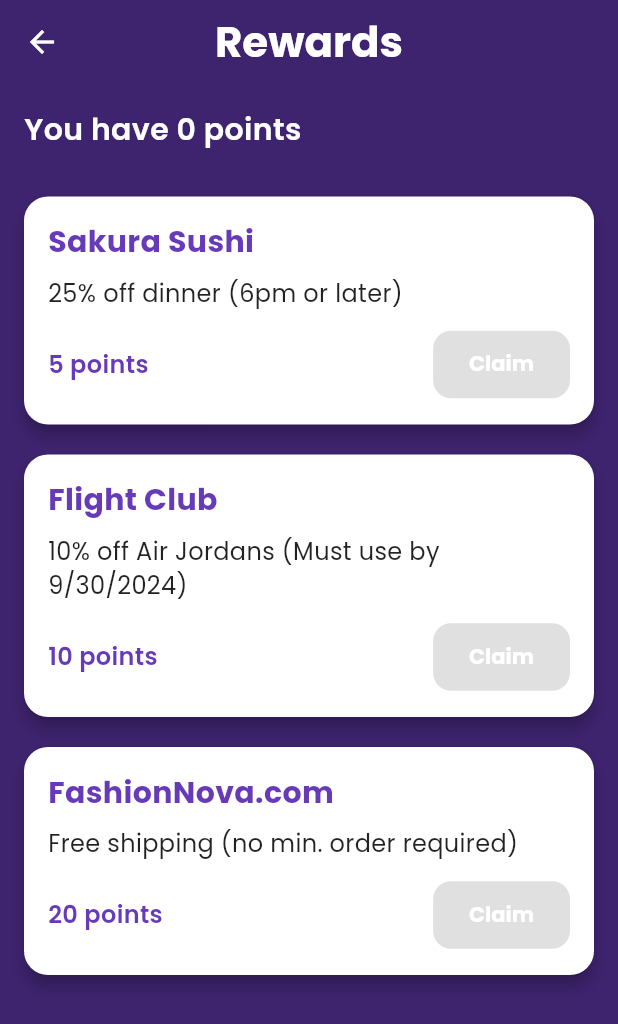
After one commit to joeythecreator/learn2earn, a Flutter app: the RewardsScreen screen opened directly, on a phone screen of 412 x 824 dp. The commit adds this screen. Shown: the top 1024 px of the screen. Run offline on Flutter 3.47's test engine with Material 3 defaults, Android fonts, the phone set to English and light mode, and no system bars; our stand-ins replace firebase_auth, firebase_core, image_picker, shared_preferences; accounts and stored records are empty.

Commit message:
rewards page update

```diff
--- /dev/null
+++ b/lib/models/reward.dart
@@ -0,0 +1,23 @@
+class Reward {
+  final String companyName;
+  final String description;
+  final int pointsCost;
+
+  Reward({
+    required this.companyName,
+    required this.description,
+    required this.pointsCost,
+  });
+
+  Map<String, dynamic> toJson() => {
+        'companyName': companyName,
+        'description': description,
+        'pointsCost': pointsCost,
+      };
+
+  factory Reward.fromJson(Map<String, dynamic> json) => Reward(
+        companyName: json['companyName'],
+        description: json['description'],
+        pointsCost: json['pointsCost'],
+      );
+}
--- /dev/null
+++ b/lib/screens/rewards_screen.dart
@@ -0,0 +1,275 @@
+import 'package:flutter/material.dart';
+import 'package:shared_preferences/shared_preferences.dart';
+
+class Reward {
+  final String companyName;
+  final String discount;
+  final int cost;
+
+  Reward({
+    required this.companyName,
+    required this.discount,
+    required this.cost,
+  });
+}
+
+class RewardsScreen extends StatefulWidget {
+  const RewardsScreen({super.key});
+
+  @override
+  State<RewardsScreen> createState() => _RewardsScreenState();
+}
+
+class _RewardsScreenState extends State<RewardsScreen> {
+  int _userPoints = 0;
+  final TextEditingController _emailController = TextEditingController();
+
+  final List<Reward> _rewards = [
+    Reward(
+      companyName: 'Sakura Sushi',
+      discount: '25% off dinner (6pm or later)',
+      cost: 5,
+    ),
+    Reward(
+      companyName: 'Flight Club',
+      discount: '10% off Air Jordans (Must use by 9/30/2024)',
+      cost: 10,
+    ),
+    Reward(
+      companyName: 'FashionNova.com',
+      discount: 'Free shipping (no min. order required)',
+      cost: 20,
+    ),
+  ];
+
+  @override
+  void initState() {
+    super.initState();
+    _loadUserData();
+  }
+
+  Future<void> _loadUserData() async {
+    final prefs = await SharedPreferences.getInstance();
+    final points = prefs.getInt('totalPoints') ?? 0;
+
+    setState(() {
+      _userPoints = points;
+    });
+  }
+
+  Future<void> _claimReward(Reward reward) async {
+    if (_userPoints < reward.cost) {
+      _showDialog('Not enough points', 'You need ${reward.cost} points to claim this reward.');
+      return;
+    }
+
+    _emailController.clear(); // Clear before showing dialog
+
+    showDialog(
+      context: context,
+      builder: (_) => AlertDialog(
+        title: Text(
+          'Enter Email',
+          style: const TextStyle(
+            fontFamily: 'Poppins',
+            fontWeight: FontWeight.bold,
+          ),
+        ),
+        content: TextField(
+          controller: _emailController,
+          keyboardType: TextInputType.emailAddress,
+          decoration: const InputDecoration(
+            labelText: 'Email you want reward sent to:',
+            labelStyle: TextStyle(fontFamily: 'Poppins'),
+          ),
+        ),
+        actions: [
+          TextButton(
+            onPressed: () => Navigator.pop(context),
+            child: const Text('Cancel'),
+          ),
+          ElevatedButton(
+            onPressed: () async {
+              final enteredEmail = _emailController.text.trim();
+              if (enteredEmail.isEmpty || !enteredEmail.contains('@')) {
+                ScaffoldMessenger.of(context).showSnackBar(
+                  const SnackBar(content: Text('Please enter a valid email address')),
+                );
+                return;
+              }
+
+              final prefs = await SharedPreferences.getInstance();
+              final newPoints = _userPoints - reward.cost;
+              await prefs.setInt('totalPoints', newPoints);
+
+              setState(() {
+                _userPoints = newPoints;
+              });
+
+              Navigator.pop(context);
+
+              _showDialog(
+                'Reward Claimed!',
+                '${reward.companyName} reward has been sent to:\n\n$enteredEmail',
+              );
+            },
+            child: const Text('Send'),
+          ),
+        ],
+      ),
+    );
+  }
+
+  void _showDialog(String title, String message) {
+    showDialog(
+      context: context,
+      builder: (_) => AlertDialog(
+        title: Text(
+          title,
+          style: const TextStyle(
+            fontFamily: 'Poppins',
+            fontWeight: FontWeight.bold,
+            color: Colors.black,
+          ),
+        ),
+        content: Text(
+          message,
+          style: const TextStyle(
+            fontFamily: 'Poppins',
+            color: Colors.black,
+            fontSize: 16,
+          ),
+        ),
+        actions: [
+          TextButton(
+            onPressed: () => Navigator.pop(context),
+            child: const Text('OK'),
+          ),
+        ],
+      ),
+    );
+  }
+
+  @override
+  void dispose() {
+    _emailController.dispose();
+    super.dispose();
+  }
+
+  @override
+  Widget build(BuildContext context) {
+    return Scaffold(
+      backgroundColor: const Color(0xFF3e236e),
+      appBar: AppBar(
+        backgroundColor: Colors.transparent,
+        elevation: 0,
+        title: const Text(
+          'Rewards',
+          style: TextStyle(
+            fontFamily: 'Poppins',
+            fontSize: 28,
+            fontWeight: FontWeight.bold,
+            color: Colors.white,
+          ),
+        ),
+        centerTitle: true,
+        iconTheme: const IconThemeData(color: Colors.white),
+      ),
+      body: Padding(
+        padding: const EdgeInsets.all(16.0),
+        child: Column(
+          crossAxisAlignment: CrossAxisAlignment.start,
+          children: [
+            Text(
+              'You have $_userPoints points',
+              style: const TextStyle(
+                fontFamily: 'Poppins',
+                fontSize: 20,
+                fontWeight: FontWeight.w600,
+                color: Colors.white,
+              ),
+            ),
+            const SizedBox(height: 20),
+            Expanded(
+              child: ListView.builder(
+                itemCount: _rewards.length,
+                itemBuilder: (context, index) {
+                  final reward = _rewards[index];
+                  final canClaim = _userPoints >= reward.cost;
+
+                  return Card(
+                    color: Colors.white,
+                    shape: RoundedRectangleBorder(
+                      borderRadius: BorderRadius.circular(16),
+                    ),
+                    margin: const EdgeInsets.symmetric(vertical: 10),
+                    elevation: 4,
+                    child: Padding(
+                      padding: const EdgeInsets.all(16.0),
+                      child: Column(
+                        crossAxisAlignment: CrossAxisAlignment.start,
+                        children: [
+                          Text(
+                            reward.companyName,
+                            style: const TextStyle(
+                              fontFamily: 'Poppins',
+                              fontSize: 20,
+                              fontWeight: FontWeight.bold,
+                              color: Colors.deepPurple,
+                            ),
+                          ),
+                          const SizedBox(height: 8),
+                          Text(
+                            reward.discount,
+                            style: const TextStyle(
+                              fontFamily: 'Poppins',
+                              fontSize: 16,
+                              color: Colors.black87,
+                            ),
+                          ),
+                          const SizedBox(height: 12),
+                          Row(
+                            mainAxisAlignment: MainAxisAlignment.spaceBetween,
+                            children: [
+                              Text(
+                                '${reward.cost} points',
+                                style: const TextStyle(
+                                  fontFamily: 'Poppins',
+                                  fontSize: 16,
+                                  color: Colors.deepPurple,
+                                  fontWeight: FontWeight.w600,
+                                ),
+                              ),
+                              ElevatedButton(
+                                onPressed: canClaim ? () => _claimReward(reward) : null,
+                                style: ElevatedButton.styleFrom(
+                                  backgroundColor: canClaim ? Colors.deepPurple : Colors.grey,
+                                  padding: const EdgeInsets.symmetric(horizontal: 24, vertical: 12),
+                                  shape: RoundedRectangleBorder(
+                                    borderRadius: BorderRadius.circular(12),
+                                  ),
+                                ),
+                                child: const Text(
+                                  'Claim',
+                                  style: TextStyle(
+                                    fontFamily: 'Poppins',
+                                    color: Colors.white,
+                                    fontWeight: FontWeight.bold,
+                                  ),
+                                ),
+                              ),
+                            ],
+                          )
+                        ],
+                      ),
+                    ),
+                  );
+                },
+              ),
+            ),
+          ],
+        ),
+      ),
+    );
+  }
+}
--- a/pubspec.yaml
+++ b/pubspec.yaml
@@ -15,6 +15,7 @@
   shared_preferences: ^2.5.3
   image_picker: ^1.0.5
   path_provider: ^2.1.2
+
 
 dev_dependencies:
   flutter_test:
```
Also changed, not shown: lib/screens/main_menu.dart (+15 -6 lines), lib/screens/login_screen.dart (line endings or trailing spaces), lib/screens/signup_screen.dart (line endings or trailing spaces), 21 other files.
